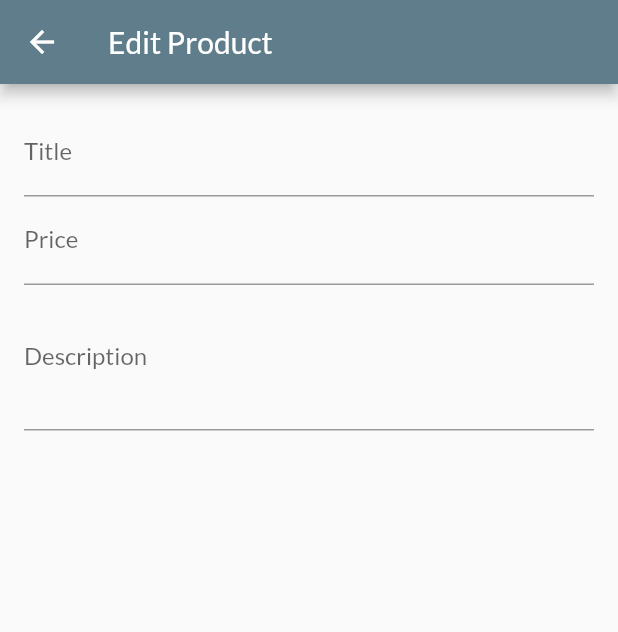
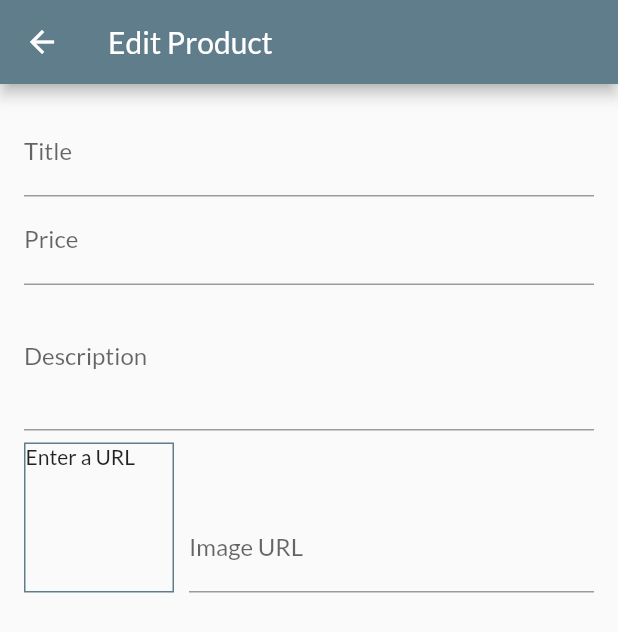
Before and after one commit to tullahnazari/shopapp, a Flutter app: the EditProductScreen screen opened by its route, on a phone screen of 412 x 824 dp. Shown: the top 632 px of the screen. Run offline on Flutter 3.47's test engine with Material 2 defaults, Android fonts, the phone set to English and light mode, and no system bars; network calls fail.

Commit message:
Image URL input and image preview. Adding dispose and init for image

```diff
--- a/lib/screens/edit_product_screen.dart
+++ b/lib/screens/edit_product_screen.dart
@@ -12,14 +12,38 @@ class _EditProductScreenState extends State<EditProductScreen> {
   //focuses on next input on keyboard after you click next
   final _priceFocusNode = FocusNode();
   final _descriptionFocusNode = FocusNode();
+  final _imageUrlFocusNode = FocusNode();
+
+  //custom text editing controller
+  final _imageUrlController = TextEditingController();
+
+  @override
+  void initState() {
+    // TODO: implement initState
+    _imageUrlFocusNode.addListener(_updateImageUrl);
+
+    super.initState();
+  }
 
   //you have to dispose focus nodes because it will stay in memory and caue memory leak
   @override
   void dispose() {
     // TODO: implement dispose
+    _imageUrlFocusNode.removeListener(_updateImageUrl);
     _priceFocusNode.dispose();
     _descriptionFocusNode.dispose();
+    _imageUrlController.dispose();
+    _imageUrlFocusNode.dispose();
     super.dispose();
+  }
+
+  void _updateImageUrl() {
+    if (!_imageUrlFocusNode.hasFocus) {
+      setState(() {
+
+      });
+    }
+
   }
 
   @override
@@ -63,6 +87,36 @@ class _EditProductScreenState extends State<EditProductScreen> {
                 maxLines: 3,
                 keyboardType: TextInputType.multiline,
               ),
+              Row(
+                crossAxisAlignment: CrossAxisAlignment.end,
+                children: <Widget>[
+                  Container(
+                    width: 100,
+                    height: 100,
+                    margin: EdgeInsets.only(top: 8, right: 10),
+                    decoration: BoxDecoration(border: Border.all(
+                      width: 1,
+                      color: Colors.blueGrey
+                    ),),
+                    child: _imageUrlController.text.isEmpty ? Text('Enter a URL') : FittedBox(
+                      child: Image.network(_imageUrlController.text),
+                      fit: BoxFit.cover,
+                    ),
+                  ),
+                  Expanded(
+                    child: TextFormField(
+                      decoration: InputDecoration(
+                        labelText: 'Image URL'),
+                        keyboardType: TextInputType.url,
+                        textInputAction: TextInputAction.done,
+                        controller: _imageUrlController,
+                        focusNode: _imageUrlFocusNode,
+
+
+                    ),
+                  ),
+                ],
+              ),
             ],),
           ),
         ),
```
